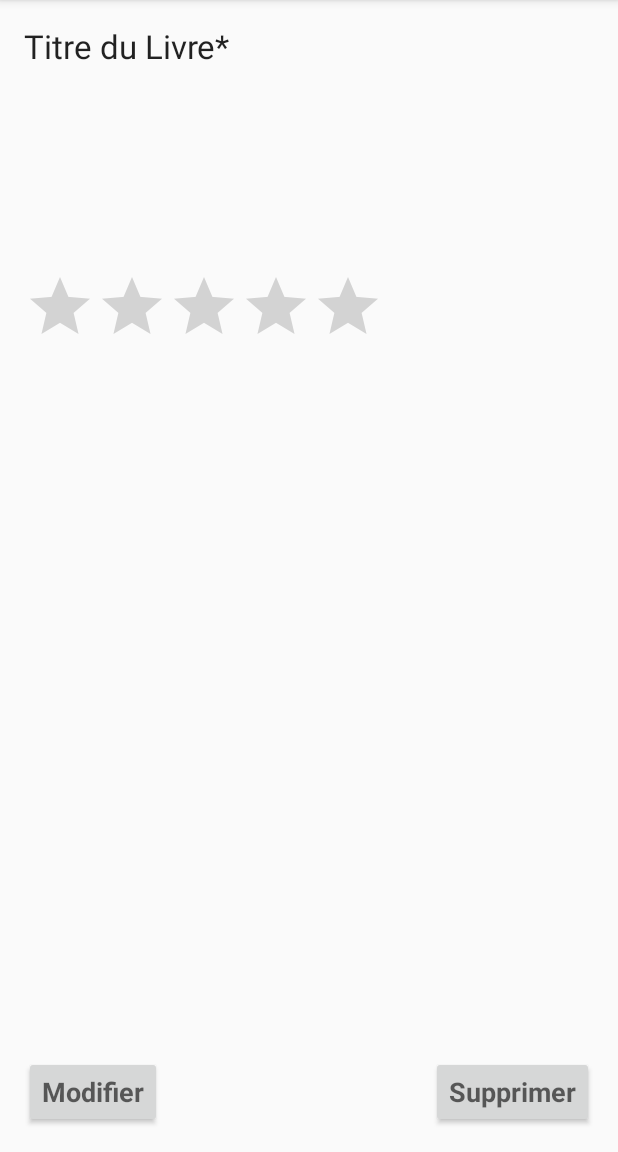
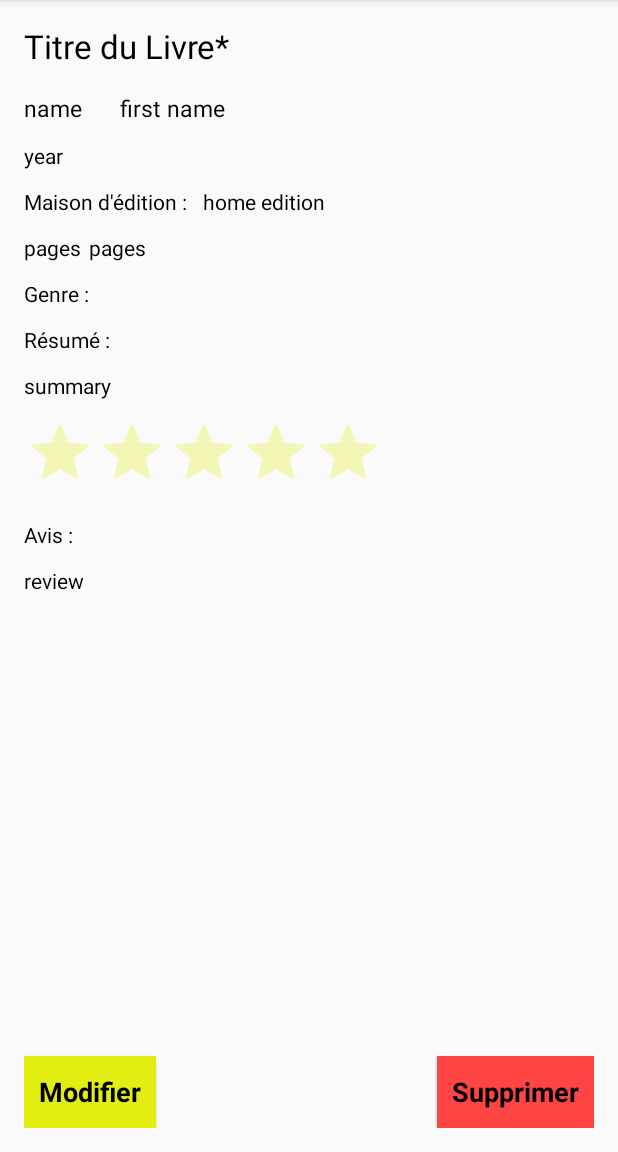
Before and after one commit to Melanieplaton/AppMaBibliotheque, an Android app: the Book_Display screen opened directly, with no data from a screen before it, on a phone screen of 412 x 824 dp, the part 84-1236 px from its top. Run offline under Robolectric (Android 15) with nearby library versions, the phone set to English and light mode, and no system bars; 1 statement that could not run was skipped.

Commit message:
Commit du 30/09/2016 a 15h20 Refonte des layouts Renommage de quelques variables Ajout de commentaires

```diff
--- a/app/src/main/java/com/example/mlanie/mabibliotheque/Book.java
+++ b/app/src/main/java/com/example/mlanie/mabibliotheque/Book.java
@@ -42,6 +42,7 @@ public class Book {
                 ", publishedYear=" + publishedYear +
                 '}';
     }
+
 
     public String getBookTitle() {
         return bookTitle;
--- a/app/src/main/java/com/example/mlanie/mabibliotheque/Book_Display.java
+++ b/app/src/main/java/com/example/mlanie/mabibliotheque/Book_Display.java
@@ -16,9 +16,9 @@ import android.widget.Toast;
 public class Book_Display extends AppCompatActivity {
 
     int listPosition;
-    MaBaseSQLite maBaseHelper = new MaBaseSQLite(this);
+    MaBaseSQLite myBaseHelper = new MaBaseSQLite(this);
 
-//page qui affiche les details d'un livre
+    //display book details
     @Override
     protected void onCreate(Bundle savedInstanceState) {
         super.onCreate(savedInstanceState);
@@ -42,7 +42,7 @@ public class Book_Display extends AppCompatActivity {
             SQLiteDatabase maBaseSQLite = maBaseHelper.getReadableDatabase();
             Cursor cursor = maBaseSQLite.query(MaBaseSQLite.getTableLivre(), new String [] {MaBaseSQLite.getColonneId(), MaBaseSQLite.getCOLONNE_Titre(), MaBaseSQLite.getColonneNom(), MaBaseSQLite.getColonneAnnee(), MaBaseSQLite.getColumnFirstname(), MaBaseSQLite.getColumnEditionhome(), MaBaseSQLite.getColumnPages(), MaBaseSQLite.getColumnRating(), MaBaseSQLite.getColumnReview(), MaBaseSQLite.getColumnSummary(), MaBaseSQLite.getColumnType()},
                     MaBaseSQLite.getColonneId()+" = ? ", new String [] {Integer.toString(listPosition)}, null, null, null);
-
+            //get data from database with the book ID and display it
             if (cursor.moveToFirst()){
                 nomAuteur.setText(cursor.getString(2));
                 titre.setText(cursor.getString(1));
@@ -63,15 +63,16 @@ public class Book_Display extends AppCompatActivity {
             toast.show();
         }
     }
-
+    // dialog box to check before deleting book from database
     public void onClickedDeleteButton (View button){
         AlertDialog.Builder alertDialogBuilder= new AlertDialog.Builder(this);
         alertDialogBuilder.setMessage("Etes-vous sûr de vouloir supprimer ce livre?");
         alertDialogBuilder.setPositiveButton("Oui", new DialogInterface.OnClickListener() {
             @Override
             public void onClick(DialogInterface dialog, int which) {
-                SQLiteDatabase maBaseSQLite = maBaseHelper.getReadableDatabase();
-                int numberDeletedRow = maBaseHelper.deleteItemInDatabase(maBaseSQLite, listPosition);
+                //delete book from database
+                SQLiteDatabase maBaseSQLite = myBaseHelper.getReadableDatabase();
+                int numberDeletedRow = myBaseHelper.deleteItemInDatabase(maBaseSQLite, listPosition);
                 if (numberDeletedRow == 1){
                     Toast toast = Toast.makeText(Book_Display.this, "Livre supprimé", Toast.LENGTH_SHORT);
                     toast.show();
@@ -91,7 +92,7 @@ public class Book_Display extends AppCompatActivity {
        AlertDialog alertDialog = alertDialogBuilder.create();
         alertDialog.show();
     }
-
+    // go to registration page
     public void onClickedModifyButton (View button){
         Intent goBackToRegistrationPage = new Intent (this, BookRegistration.class);
         goBackToRegistrationPage.putExtra("Book to modify", listPosition);
--- a/app/src/main/res/layout/activity_book__display.xml
+++ b/app/src/main/res/layout/activity_book__display.xml
@@ -7,13 +7,47 @@
     android:paddingLeft="@dimen/activity_horizontal_margin"
     android:paddingRight="@dimen/activity_horizontal_margin"
     android:paddingTop="@dimen/activity_vertical_margin"
+    android:id="@+id/activityBookDisplay"
     tools:context="com.example.mlanie.mabibliotheque.Book_Display">
+
+    <Button
+        android:layout_width="wrap_content"
+        android:layout_height="wrap_content"
+        android:textColor="@android:color/black"
+        android:textAppearance="?android:attr/textAppearanceMedium"
+        android:textStyle="bold"
+        android:text="Modifier"
+        android:id="@+id/modifyButton"
+        android:onClick="onClickedModifyButton"
+        android:layout_alignParentBottom="true"
+        android:layout_alignParentLeft="true"
+        android:layout_alignParentStart="true"
+        android:background="@color/colorPrimary"/>
+
+    <Button
+        android:layout_width="wrap_content"
+        android:layout_height="wrap_content"
+        android:textColor="@android:color/black"
+        android:textAppearance="?android:attr/textAppearanceMedium"
+        android:textStyle="bold"
+        android:text="Supprimer"
+        android:id="@+id/deleteButton"
+        android:onClick="onClickedDeleteButton"
+        android:layout_alignTop="@+id/modifyButton"
+        android:layout_alignRight="@+id/scrollView"
+        android:layout_alignEnd="@+id/scrollView"
+        android:padding="10dp"
+        android:background="#FFFF4444" />
 
     <ScrollView
         android:layout_width="match_parent"
         android:layout_height="match_parent"
         android:fillViewport="false"
-        android:id="@+id/scrollView">
+        android:id="@+id/scrollView"
+        android:layout_alignParentTop="true"
+        android:layout_alignParentLeft="true"
+        android:layout_alignParentStart="true">
+
         <RelativeLayout
             android:layout_width="match_parent"
             android:layout_height="wrap_content"
@@ -28,85 +62,154 @@
                 android:layout_alignParentTop="true"
                 android:layout_alignParentLeft="true"
                 android:layout_alignParentStart="true"
+                android:textColor="@android:color/black"
                 android:singleLine="true" />
 
             <TextView
                 android:layout_width="wrap_content"
                 android:layout_height="wrap_content"
+                android:id="@+id/display_nom"
+                android:textSize = "15sp"
+                android:text="name"
+                android:layout_marginTop="16dp"
                 android:layout_below="@+id/display_titre"
-                android:id="@+id/display_nom"/>
-            <TextView
-                android:layout_width="wrap_content"
-                android:layout_height="wrap_content"
-                android:layout_below="@+id/display_firstName"
-                android:id="@+id/display_annee"/>
+                android:textColor="@android:color/black"/>
+
             <TextView
                 android:layout_width="wrap_content"
                 android:layout_height="wrap_content"
                 android:id="@+id/display_firstName"
-                android:layout_below="@+id/display_nom"/>
+                android:textSize = "15sp"
+                android:text="first name"
+                android:layout_marginLeft="25dp"
+                android:layout_marginStart="25dp"
+                android:layout_alignBaseline="@+id/display_nom"
+                android:layout_alignBottom="@+id/display_nom"
+                android:layout_toRightOf="@+id/display_nom"
+                android:layout_toEndOf="@+id/display_nom"
+                android:textColor="@android:color/black"/>
+
+            <TextView
+                android:layout_width="wrap_content"
+                android:layout_height="wrap_content"
+                android:id="@+id/display_annee"
+                android:text="year"
+                android:layout_marginTop="11dp"
+                android:layout_below="@+id/display_nom"
+                android:textColor="@android:color/black"/>
+
+            <TextView
+                android:layout_width="wrap_content"
+                android:layout_height="wrap_content"
+                android:id="@+id/homeEdition"
+                android:text="Maison d'édition :"
+                android:layout_marginTop="11dp"
+                android:layout_below="@+id/display_annee"
+                android:textColor="@android:color/black"/>
+
             <TextView
                 android:layout_width="wrap_content"
                 android:layout_height="wrap_content"
                 android:id="@+id/display_homeEdition"
-                android:layout_below="@+id/display_annee"/>
+                android:text="home edition"
+                android:layout_marginLeft="10dp"
+                android:layout_marginStart="10dp"
+                android:layout_alignBaseline="@+id/homeEdition"
+                android:layout_alignBottom="@+id/homeEdition"
+                android:layout_toRightOf="@+id/homeEdition"
+                android:layout_toEndOf="@+id/homeEdition"
+                android:textColor="@android:color/black"/>
+
             <TextView
                 android:layout_width="wrap_content"
                 android:layout_height="wrap_content"
                 android:id="@+id/display_pages"
-                android:layout_below="@+id/display_homeEdition"/>
+                android:text="pages"
+                android:layout_below="@+id/display_homeEdition"
+                android:layout_marginTop="11dp"
+                android:textColor="@android:color/black"/>
+
+            <TextView
+                android:layout_width="wrap_content"
+                android:layout_height="wrap_content"
+                android:id="@+id/pages"
+                android:text="pages"
+                android:layout_marginLeft="5dp"
+                android:layout_marginStart="5dp"
+                android:layout_alignBaseline="@+id/display_pages"
+                android:layout_alignBottom="@+id/display_pages"
+                android:layout_toRightOf="@+id/display_pages"
+                android:layout_toEndOf="@+id/display_pages"
+                android:textColor="@android:color/black"/>
+
+            <TextView
+                android:layout_width="wrap_content"
+                android:layout_height="wrap_content"
+                android:id="@+id/type"
+                android:text="Genre :"
+                android:layout_marginTop="11dp"
+                android:layout_below="@+id/display_pages"
+                android:textColor="@android:color/black"/>
+
+            <TextView
+                android:layout_width="wrap_content"
+                android:layout_height="wrap_content"
+                android:id="@+id/display_type"
+                android:layout_marginLeft="5dp"
+                android:layout_marginStart="5dp"
+                android:layout_alignBaseline="@+id/type"
+                android:layout_alignBottom="@+id/type"
+                android:layout_toRightOf="@+id/type"
+                android:layout_toEndOf="@+id/type"
+                android:textColor="@android:color/black"/>
+
+            <TextView
+                android:layout_width="wrap_content"
+                android:layout_height="wrap_content"
+                android:id="@+id/summary"
+                android:text="Résumé :"
+                android:layout_below="@+id/type"
+                android:layout_marginTop="11dp"
+                android:textColor="@android:color/black"/>
+
             <TextView
                 android:layout_width="wrap_content"
                 android:layout_height="wrap_content"
                 android:id="@+id/display_summary"
-                android:layout_below="@+id/display_pages"/>
-            <TextView
-                android:layout_width="wrap_content"
-                android:layout_height="wrap_content"
-                android:id="@+id/display_review"
-                android:layout_below="@+id/display_summary"/>
+                android:text="summary"
+                android:layout_below="@+id/summary"
+                android:layout_marginTop="11dp"
+                android:textColor="@android:color/black"/>
 
             <RatingBar
                 android:layout_width="wrap_content"
                 android:layout_height="wrap_content"
                 android:id="@+id/display_ratingBar"
-                android:layout_below="@+id/display_review"
-                android:layout_alignParentLeft="true"
-                android:layout_alignParentStart="true"/>
+                android:layout_marginTop="11dp"
+                android:layout_below="@+id/display_summary"
+                android:theme="@style/RatingBar"
+                android:isIndicator="true"/>
 
             <TextView
                 android:layout_width="wrap_content"
                 android:layout_height="wrap_content"
-                android:id="@+id/display_type"
-                android:layout_below="@+id/display_ratingBar"/>
+                android:id="@+id/review"
+                android:text="Avis :"
+                android:layout_below="@+id/display_ratingBar"
+                android:layout_marginTop="11dp"
+                android:textColor="@android:color/black"/>
 
+            <TextView
+                android:layout_width="wrap_content"
+                android:layout_height="wrap_content"
+                android:id="@+id/display_review"
+                android:text="review"
+                android:layout_below="@+id/review"
+                android:layout_marginTop="11dp"
+                android:textColor="@android:color/black"/>
 
         </RelativeLayout>
     </ScrollView>
 
-    <Button
-        android:layout_width="wrap_content"
-        android:layout_height="wrap_content"
-        android:textAppearance="?android:attr/textAppearanceMedium"
-        android:textStyle="bold"
-        android:text="Modifier"
-        android:id="@+id/modifyButton"
-        android:onClick="onClickedModifyButton"
-        android:layout_alignParentBottom="true"
-        android:layout_alignParentLeft="true"
-        android:layout_alignParentStart="true" />
-
-    <Button
-        android:layout_width="wrap_content"
-        android:layout_height="wrap_content"
-        android:textAppearance="?android:attr/textAppearanceMedium"
-        android:textStyle="bold"
-        android:text="Supprimer"
-        android:id="@+id/deleteButton"
-        android:onClick="onClickedDeleteButton"
-        android:layout_alignTop="@+id/modifyButton"
-        android:layout_alignRight="@+id/scrollView"
-        android:layout_alignEnd="@+id/scrollView" />
-
 
 </RelativeLayout>
--- a/app/src/main/res/layout/activity_main.xml
+++ b/app/src/main/res/layout/activity_main.xml
@@ -8,12 +8,14 @@
     android:paddingRight="@dimen/activity_horizontal_margin"
     android:paddingTop="@dimen/activity_vertical_margin"
     android:id="@+id/liste_main"
+    android:background="@drawable/openbook"
     tools:context="com.example.mlanie.mabibliotheque.MainActivity">
 
 
     <Button
         android:layout_width="wrap_content"
         android:layout_height="wrap_content"
+        android:textColor="@android:color/black"
         android:textAppearance="?android:attr/textAppearanceMedium"
         android:textStyle="bold"
         android:text="@string/main_button_chain"
@@ -21,7 +23,9 @@
         android:layout_alignParentBottom="true"
         android:layout_alignParentRight="true"
         android:layout_alignParentEnd="false"
-        android:onClick="ChangerDePagePourCreerUneFicheDeLivre"/>
+        android:background="@color/colorPrimary"
+        android:padding="10dp"
+        android:onClick="changePageToCreateANewBook"/>
 
     <ListView
         android:layout_width="match_parent"
--- a/app/src/main/res/values/strings.xml
+++ b/app/src/main/res/values/strings.xml
@@ -4,7 +4,7 @@
     <string name="main_button_chain">Nouveau Livre</string>
     <string name="Book_Name">Titre du Livre*</string>
     <string name="Writing_Book_Name">Ecrire le titre du livre</string>
-    <string name="Author_Name">Nom de l\'auteur*</string>
+    <string name="Author_Name">Nom* et Prénom de l\'auteur</string>
     <string name="Writing_Author_Name">Nom de l\'auteur</string>
     <string name="Writing_Author_First_Name">Prénom de l\'auteur</string>
     <string name="Published_Year">Année de publication</string>
--- a/app/src/main/res/values/styles.xml
+++ b/app/src/main/res/values/styles.xml
@@ -17,4 +17,8 @@
 
     <style name="AppTheme.PopupOverlay" parent="ThemeOverlay.AppCompat.Light" />
 
+    <style name="RatingBar" parent="Theme.AppCompat">
+        <item name="colorControlNormal">@color/colorPrimary</item>
+    </style>
+
 </resources>
```
Also changed, not shown: app/src/main/java/com/example/mlanie/mabibliotheque/BookAdapter.java (deleted, +0 -45 lines), app/src/main/java/com/example/mlanie/mabibliotheque/BookRegistration.java (+19 -12 lines), app/src/main/java/com/example/mlanie/mabibliotheque/MaBaseSQLite.java (+6 -8 lines), app/src/main/java/com/example/mlanie/mabibliotheque/MainActivity.java (+4 -3 lines), app/src/main/res/layout/content_book_registration.xml (+9 -6 lines), app/src/main/res/drawable/openbook.jpg (added), 4 other files.
